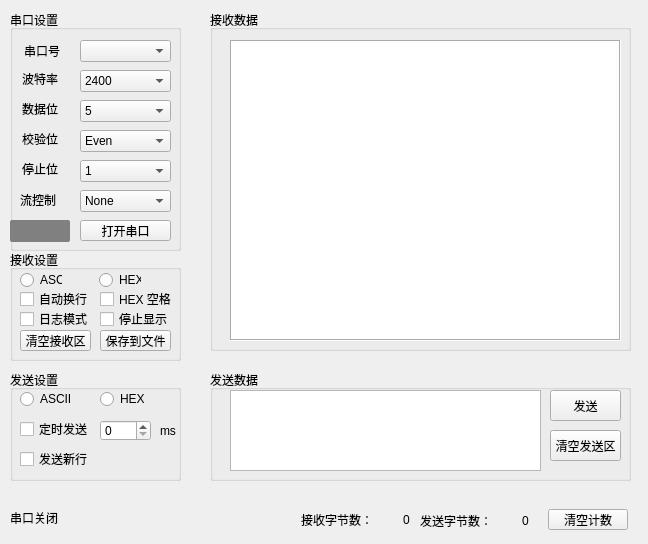
The window that widget.ui (zoufudun/SerialPort) describes before a commit, drawn with Qt 5.
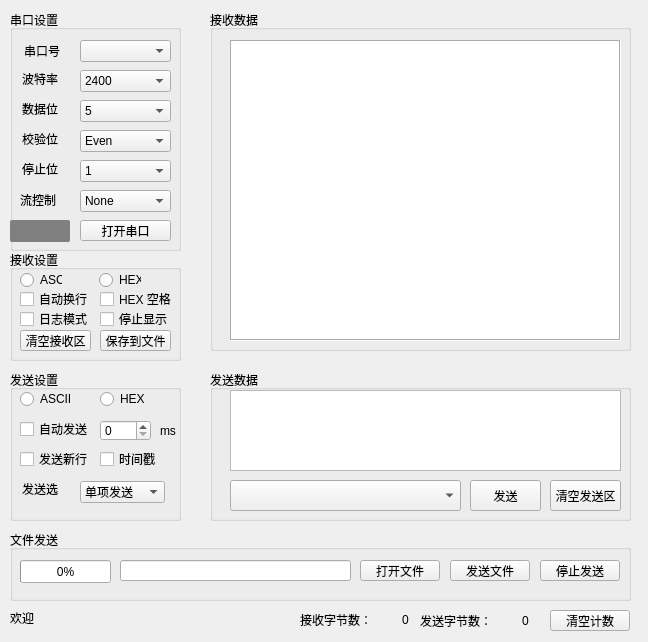
The same window after the commit. Icons and pictures are not drawn.

Commit message: 完成接收，时间戳，自动发送

The edit to the form file:
```diff
--- a/widget.ui
+++ b/widget.ui
@@ -7,7 +7,7 @@
     <x>0</x>
     <y>0</y>
     <width>648</width>
-    <height>544</height>
+    <height>642</height>
    </rect>
   </property>
   <property name="windowTitle">
@@ -451,7 +451,7 @@
     <rect>
      <x>230</x>
      <y>390</y>
-     <width>311</width>
+     <width>391</width>
      <height>81</height>
     </rect>
    </property>
@@ -475,7 +475,7 @@
      <x>210</x>
      <y>370</y>
      <width>421</width>
-     <height>111</height>
+     <height>151</height>
     </rect>
    </property>
    <property name="title">
@@ -484,8 +484,8 @@
    <widget class="QPushButton" name="pushButtonTx">
     <property name="geometry">
      <rect>
-      <x>340</x>
-      <y>20</y>
+      <x>260</x>
+      <y>110</y>
       <width>71</width>
       <height>31</height>
      </rect>
@@ -498,7 +498,7 @@
     <property name="geometry">
      <rect>
       <x>340</x>
-      <y>60</y>
+      <y>110</y>
       <width>71</width>
       <height>31</height>
      </rect>
@@ -507,6 +507,16 @@
      <string>清空发送区</string>
     </property>
    </widget>
+   <widget class="QComboBox" name="comboBox">
+    <property name="geometry">
+     <rect>
+      <x>20</x>
+      <y>110</y>
+      <width>231</width>
+      <height>31</height>
+     </rect>
+    </property>
+   </widget>
   </widget>
   <widget class="QGroupBox" name="groupBox_3">
    <property name="geometry">
@@ -514,7 +524,7 @@
      <x>10</x>
      <y>370</y>
      <width>171</width>
-     <height>111</height>
+     <height>151</height>
     </rect>
    </property>
    <property name="title">
@@ -582,7 +592,7 @@
      </rect>
     </property>
     <property name="text">
-     <string>定时发送</string>
+     <string>自动发送</string>
     </property>
    </widget>
    <widget class="QCheckBox" name="checkBoxTxNewLine">
@@ -598,6 +608,69 @@
      <string>发送新行</string>
     </property>
    </widget>
+   <widget class="QCheckBox" name="checkBoxShowTxTime">
+    <property name="geometry">
+     <rect>
+      <x>90</x>
+      <y>80</y>
+      <width>81</width>
+      <height>18</height>
+     </rect>
+    </property>
+    <property name="text">
+     <string>时间戳</string>
+    </property>
+   </widget>
+   <widget class="QLabel" name="label_9">
+    <property name="geometry">
+     <rect>
+      <x>12</x>
+      <y>111</y>
+      <width>36</width>
+      <height>16</height>
+     </rect>
+    </property>
+    <property name="text">
+     <string>发送选项</string>
+    </property>
+   </widget>
+   <widget class="QComboBox" name="comboBoxSendType">
+    <property name="geometry">
+     <rect>
+      <x>70</x>
+      <y>111</y>
+      <width>85</width>
+      <height>22</height>
+     </rect>
+    </property>
+    <property name="minimumSize">
+     <size>
+      <width>63</width>
+      <height>22</height>
+     </size>
+    </property>
+    <property name="maximumSize">
+     <size>
+      <width>100</width>
+      <height>16777215</height>
+     </size>
+    </property>
+    <item>
+     <property name="text">
+      <string>单项发送</string>
+     </property>
+    </item>
+    <item>
+     <property name="text">
+      <string>多项发送</string>
+     </property>
+    </item>
+    <item>
+     <property name="text">
+      <string>协议发送</string>
+     </property>
+    </item>
+   </widget>
   </widget>
   <widget class="QLabel" name="label_3">
    <property name="geometry">
@@ -651,19 +724,6 @@
     <string>波特率：</string>
    </property>
   </widget>
-  <widget class="QLabel" name="labelSerialSta">
-   <property name="geometry">
-    <rect>
-     <x>10</x>
-     <y>510</y>
-     <width>271</width>
-     <height>16</height>
-    </rect>
-   </property>
-   <property name="text">
-    <string>串口关闭</string>
-   </property>
-  </widget>
   <widget class="QWidget" name="layoutWidget">
    <property name="geometry">
     <rect>
@@ -696,8 +756,8 @@
   <widget class="QPushButton" name="pushButtonClrCount">
    <property name="geometry">
     <rect>
-     <x>548</x>
-     <y>509</y>
+     <x>550</x>
+     <y>610</y>
      <width>80</width>
      <height>21</height>
     </rect>
@@ -706,11 +766,11 @@
     <string>清空计数</string>
    </property>
   </widget>
-  <widget class="QWidget" name="">
+  <widget class="QWidget" name="layoutWidget">
    <property name="geometry">
     <rect>
-     <x>301</x>
-     <y>510</y>
+     <x>300</x>
+     <y>610</y>
      <width>111</width>
      <height>20</height>
     </rect>
@@ -741,11 +801,11 @@
     </item>
    </layout>
   </widget>
-  <widget class="QWidget" name="">
+  <widget class="QWidget" name="layoutWidget">
    <property name="geometry">
     <rect>
      <x>420</x>
-     <y>510</y>
+     <y>610</y>
      <width>121</width>
      <height>21</height>
     </rect>
@@ -770,6 +830,98 @@
     </item>
    </layout>
   </widget>
+  <widget class="QGroupBox" name="groupBox_6">
+   <property name="geometry">
+    <rect>
+     <x>10</x>
+     <y>530</y>
+     <width>621</width>
+     <height>71</height>
+    </rect>
+   </property>
+   <property name="title">
+    <string>文件发送</string>
+   </property>
+   <widget class="QProgressBar" name="progressBar">
+    <property name="geometry">
+     <rect>
+      <x>10</x>
+      <y>30</y>
+      <width>91</width>
+      <height>23</height>
+     </rect>
+    </property>
+    <property name="value">
+     <number>0</number>
+    </property>
+   </widget>
+   <widget class="QLineEdit" name="lineEdit">
+    <property name="geometry">
+     <rect>
+      <x>110</x>
+      <y>30</y>
+      <width>231</width>
+      <height>21</height>
+     </rect>
+    </property>
+   </widget>
+   <widget class="QPushButton" name="pushButtonOpenFile">
+    <property name="geometry">
+     <rect>
+      <x>350</x>
+      <y>30</y>
+      <width>80</width>
+      <height>21</height>
+     </rect>
+    </property>
+    <property name="text">
+     <string>打开文件</string>
+    </property>
+   </widget>
+   <widget class="QPushButton" name="pushButtonSendFile">
+    <property name="geometry">
+     <rect>
+      <x>440</x>
+      <y>30</y>
+      <width>80</width>
+      <height>21</height>
+     </rect>
+    </property>
+    <property name="text">
+     <string>发送文件</string>
+    </property>
+   </widget>
+   <widget class="QPushButton" name="pushButtonSendFile_2">
+    <property name="geometry">
+     <rect>
+      <x>530</x>
+      <y>30</y>
+      <width>80</width>
+      <height>21</height>
+     </rect>
+    </property>
+    <property name="text">
+     <string>停止发送</string>
+    </property>
+   </widget>
+  </widget>
+  <widget class="QLabel" name="labelSerialSta">
+   <property name="geometry">
+    <rect>
+     <x>10</x>
+     <y>610</y>
+     <width>271</width>
+     <height>16</height>
+    </rect>
+   </property>
+   <property name="text">
+    <string>欢迎</string>
+   </property>
+  </widget>
+  <zorder>groupBox_5</zorder>
+  <zorder>textEditSend</zorder>
+  <zorder>groupBox_6</zorder>
+  <zorder>layoutWidget</zorder>
   <zorder>pushButtonClrCount</zorder>
   <zorder>layoutWidget</zorder>
   <zorder>groupBox</zorder>
```
Left out of the diff: 6 changed lines with no effect on the pictures. The commit also changes 3 other files.
